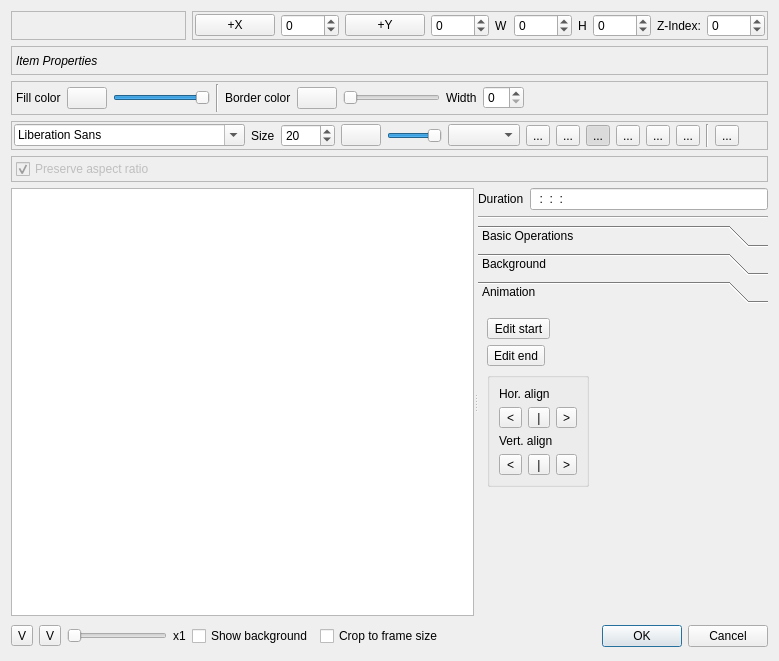
The window that src/widgets/titlewidget_ui.ui (KDE/kdenlive) describes before a commit, drawn with Qt 5.
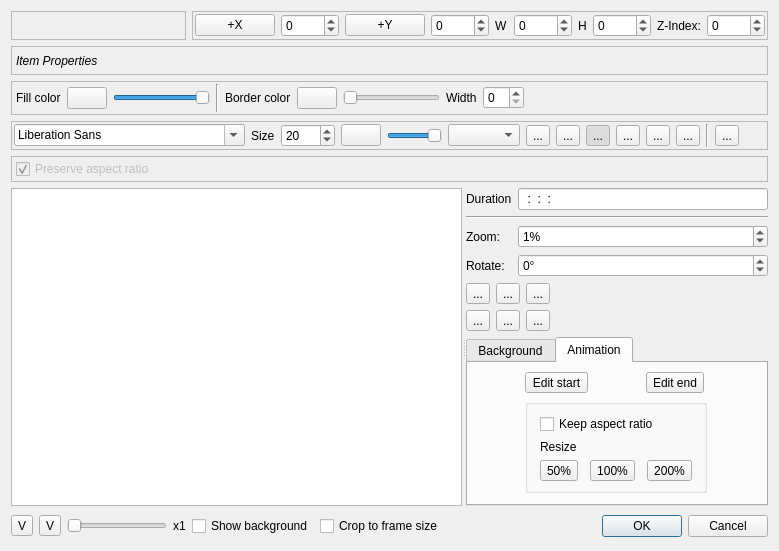
The same window after the commit. The open tabs and pages were chosen to show the change. Custom widgets are drawn as their Qt base class.

Commit message: Update title widget ui

```diff
--- a/src/widgets/titlewidget_ui.ui
+++ b/src/widgets/titlewidget_ui.ui
@@ -7,7 +7,7 @@
     <x>0</x>
     <y>0</y>
     <width>736</width>
-    <height>638</height>
+    <height>536</height>
    </rect>
   </property>
   <property name="sizePolicy">
@@ -19,7 +19,7 @@
   <property name="windowTitle">
    <string>Title Clip</string>
   </property>
-  <layout class="QGridLayout" name="gridLayout_7">
+  <layout class="QGridLayout" name="gridLayout_13">
    <item row="0" column="0" colspan="4">
     <widget class="QFrame" name="frame_toolbar">
      <property name="sizePolicy">
@@ -554,13 +554,13 @@
      </property>
      <widget class="QGraphicsView" name="graphicsView">
       <property name="sizePolicy">
-       <sizepolicy hsizetype="Expanding" vsizetype="Expanding">
+       <sizepolicy hsizetype="Expanding" vsizetype="Preferred">
         <horstretch>0</horstretch>
         <verstretch>0</verstretch>
        </sizepolicy>
       </property>
      </widget>
-     <widget class="QWidget" name="layoutWidget">
+     <widget class="QWidget" name="">
       <layout class="QGridLayout" name="gridLayout_2">
        <item row="0" column="0">
         <widget class="QLabel" name="label_3">
@@ -583,90 +583,18 @@
          </property>
         </widget>
        </item>
-       <item row="2" column="0" colspan="2">
-        <widget class="QToolBox" name="toolBox">
-         <property name="sizePolicy">
-          <sizepolicy hsizetype="Preferred" vsizetype="MinimumExpanding">
-           <horstretch>0</horstretch>
-           <verstretch>0</verstretch>
-          </sizepolicy>
-         </property>
-         <property name="currentIndex">
-          <number>2</number>
-         </property>
-         <widget class="QWidget" name="BasicOperations">
-          <property name="geometry">
-           <rect>
-            <x>0</x>
-            <y>0</y>
-            <width>347</width>
-            <height>238</height>
-           </rect>
-          </property>
-          <attribute name="label">
-           <string>Basic Operations</string>
-          </attribute>
-          <layout class="QGridLayout" name="gridLayout_3">
-           <item row="0" column="0" colspan="3">
-            <layout class="QHBoxLayout" name="horizontalLayout">
-             <item>
-              <widget class="QToolButton" name="itemhcenter">
-               <property name="text">
-                <string>...</string>
-               </property>
-              </widget>
-             </item>
-             <item>
-              <widget class="QToolButton" name="itemvcenter">
-               <property name="text">
-                <string>...</string>
-               </property>
-              </widget>
-             </item>
-             <item>
-              <spacer name="horizontalSpacer_4">
-               <property name="orientation">
-                <enum>Qt::Horizontal</enum>
-               </property>
-               <property name="sizeHint" stdset="0">
-                <size>
-                 <width>161</width>
-                 <height>26</height>
-                </size>
-               </property>
-              </spacer>
-             </item>
-            </layout>
-           </item>
-           <item row="3" column="0" colspan="3">
-            <spacer>
-             <property name="orientation">
-              <enum>Qt::Vertical</enum>
-             </property>
-             <property name="sizeHint" stdset="0">
-              <size>
-               <width>20</width>
-               <height>40</height>
-              </size>
-             </property>
-            </spacer>
-           </item>
-           <item row="1" column="0">
+       <item row="2" column="0">
             <widget class="QLabel" name="label_14">
              <property name="text">
               <string>Zoom:</string>
              </property>
             </widget>
            </item>
-           <item row="2" column="0">
-            <widget class="QLabel" name="label_15">
-             <property name="text">
-              <string>Rotate:</string>
-             </property>
-            </widget>
-           </item>
-           <item row="1" column="1">
+       <item row="2" column="1">
             <widget class="KIntSpinBox" name="itemzoom">
+         <property name="suffix">
+          <string>%</string>
+         </property>
              <property name="maximum">
               <number>100000</number>
              </property>
@@ -675,8 +603,18 @@
              </property>
             </widget>
            </item>
-           <item row="2" column="1">
+       <item row="3" column="0">
+        <widget class="QLabel" name="label_15">
+         <property name="text">
+          <string>Rotate:</string>
+         </property>
+        </widget>
+       </item>
+       <item row="3" column="1">
             <widget class="KIntSpinBox" name="itemrotate">
+         <property name="suffix">
+          <string>°</string>
+         </property>
              <property name="minimum">
               <number>-360</number>
              </property>
@@ -685,21 +623,52 @@
              </property>
             </widget>
            </item>
+       <item row="4" column="0" colspan="2">
+        <layout class="QGridLayout" name="gridLayout_3">
+         <item row="0" column="0">
+          <widget class="QToolButton" name="itemleft">
+           <property name="text">
+            <string>...</string>
+           </property>
+          </widget>
+         </item>
+         <item row="0" column="1">
+          <widget class="QToolButton" name="itemhcenter">
+           <property name="text">
+            <string>...</string>
+           </property>
+          </widget>
+         </item>
+         <item row="0" column="2">
+          <widget class="QToolButton" name="itemright">
+           <property name="text">
+            <string>...</string>
+           </property>
+          </widget>
+         </item>
+         <item row="1" column="0">
+          <widget class="QToolButton" name="itemtop">
+           <property name="text">
+            <string>...</string>
+           </property>
+          </widget>
+         </item>
+         <item row="1" column="1">
+          <widget class="QToolButton" name="itemvcenter">
+           <property name="text">
+            <string>...</string>
+           </property>
+          </widget>
+         </item>
            <item row="1" column="2">
-            <spacer>
-             <property name="orientation">
-              <enum>Qt::Horizontal</enum>
-             </property>
-             <property name="sizeHint" stdset="0">
-              <size>
-               <width>40</width>
-               <height>20</height>
-              </size>
-             </property>
-            </spacer>
-           </item>
-           <item row="2" column="2">
-            <spacer>
+          <widget class="QToolButton" name="itembottom">
+           <property name="text">
+            <string>...</string>
+           </property>
+          </widget>
+         </item>
+         <item row="0" column="3">
+          <spacer name="horizontalSpacer_4">
              <property name="orientation">
               <enum>Qt::Horizontal</enum>
              </property>
@@ -712,26 +681,24 @@
             </spacer>
            </item>
           </layout>
-         </widget>
-         <widget class="QWidget" name="Background">
-          <property name="geometry">
-           <rect>
-            <x>0</x>
-            <y>0</y>
-            <width>347</width>
-            <height>238</height>
-           </rect>
-          </property>
-          <attribute name="label">
+       </item>
+       <item row="5" column="0" colspan="2">
+        <widget class="QTabWidget" name="tabWidget">
+         <property name="tabPosition">
+          <enum>QTabWidget::North</enum>
+         </property>
+         <property name="currentIndex">
+          <number>0</number>
+         </property>
+         <property name="elideMode">
+          <enum>Qt::ElideNone</enum>
+         </property>
+         <widget class="QWidget" name="tab_2">
+          <attribute name="title">
            <string>Background</string>
           </attribute>
-          <layout class="QGridLayout">
-           <item row="0" column="0">
-            <layout class="QGridLayout">
-             <item row="0" column="0">
-              <widget class="KColorButton" name="kcolorbutton"/>
-             </item>
-             <item row="1" column="0">
+          <layout class="QGridLayout" name="gridLayout_7">
+           <item row="3" column="0">
               <widget class="QSlider" name="horizontalSlider">
                <property name="maximum">
                 <number>255</number>
@@ -742,35 +709,25 @@
               </widget>
              </item>
              <item row="2" column="0">
-              <spacer>
+            <widget class="KColorButton" name="kcolorbutton"/>
+           </item>
+           <item row="4" column="0">
+            <spacer name="verticalSpacer_3">
                <property name="orientation">
                 <enum>Qt::Vertical</enum>
                </property>
-               <property name="sizeType">
-                <enum>QSizePolicy::Expanding</enum>
-               </property>
                <property name="sizeHint" stdset="0">
                 <size>
                  <width>20</width>
-                 <height>400</height>
+               <height>40</height>
                 </size>
                </property>
               </spacer>
              </item>
             </layout>
-           </item>
-          </layout>
          </widget>
-         <widget class="QWidget" name="Seite">
-          <property name="geometry">
-           <rect>
-            <x>0</x>
-            <y>0</y>
-            <width>347</width>
-            <height>238</height>
-           </rect>
-          </property>
-          <attribute name="label">
+         <widget class="QWidget" name="tab">
+          <attribute name="title">
            <string>Animation</string>
           </attribute>
           <layout class="QGridLayout" name="gridLayout_9">
@@ -784,7 +741,7 @@
              </property>
             </widget>
            </item>
-           <item row="1" column="0">
+           <item row="0" column="1">
             <widget class="QToolButton" name="anim_end">
              <property name="text">
               <string>Edit end</string>
@@ -794,141 +751,68 @@
              </property>
             </widget>
            </item>
-           <item row="2" column="0">
+           <item row="1" column="0" colspan="2">
             <widget class="QGroupBox" name="align_box">
              <property name="title">
               <string/>
              </property>
              <layout class="QGridLayout" name="gridLayout_8">
-              <item row="0" column="0" colspan="2">
-               <widget class="QLabel" name="label_5">
-                <property name="sizePolicy">
-                 <sizepolicy hsizetype="Maximum" vsizetype="Preferred">
-                  <horstretch>0</horstretch>
-                  <verstretch>0</verstretch>
-                 </sizepolicy>
-                </property>
-                <property name="text">
-                 <string>Hor. align</string>
-                </property>
-               </widget>
-              </item>
+              <property name="leftMargin">
+               <number>0</number>
+              </property>
+              <property name="rightMargin">
+               <number>0</number>
+              </property>
+              <property name="horizontalSpacing">
+               <number>0</number>
+              </property>
               <item row="1" column="0">
-               <widget class="QToolButton" name="left_align">
-                <property name="sizePolicy">
-                 <sizepolicy hsizetype="Preferred" vsizetype="Fixed">
-                  <horstretch>0</horstretch>
-                  <verstretch>0</verstretch>
-                 </sizepolicy>
-                </property>
+               <widget class="QLabel" name="label_7">
                 <property name="text">
-                 <string>&lt;</string>
+                 <string>Resize</string>
                 </property>
                </widget>
               </item>
-              <item row="1" column="1">
-               <widget class="QToolButton" name="hcenter_align">
-                <property name="sizePolicy">
-                 <sizepolicy hsizetype="Preferred" vsizetype="Fixed">
-                  <horstretch>0</horstretch>
-                  <verstretch>0</verstretch>
-                 </sizepolicy>
-                </property>
+              <item row="2" column="0">
+               <widget class="QToolButton" name="resize50">
                 <property name="text">
-                 <string>|</string>
+                 <string>50%</string>
                 </property>
                </widget>
               </item>
-              <item row="1" column="2">
-               <widget class="QToolButton" name="right_align">
-                <property name="sizePolicy">
-                 <sizepolicy hsizetype="Preferred" vsizetype="Fixed">
-                  <horstretch>0</horstretch>
-                  <verstretch>0</verstretch>
-                 </sizepolicy>
-                </property>
+              <item row="2" column="1">
+               <widget class="QToolButton" name="resize100">
                 <property name="text">
-                 <string>&gt;</string>
+                 <string>100%</string>
                 </property>
                </widget>
               </item>
-              <item row="2" column="0" colspan="3">
-               <widget class="QLabel" name="label_6">
-                <property name="sizePolicy">
-                 <sizepolicy hsizetype="Maximum" vsizetype="Preferred">
-                  <horstretch>0</horstretch>
-                  <verstretch>0</verstretch>
-                 </sizepolicy>
-                </property>
+              <item row="2" column="2">
+               <widget class="QToolButton" name="resize200">
                 <property name="text">
-                 <string>Vert. align</string>
+                 <string>200%</string>
                 </property>
                </widget>
               </item>
-              <item row="3" column="0">
-               <widget class="QToolButton" name="top_align">
-                <property name="sizePolicy">
-                 <sizepolicy hsizetype="Preferred" vsizetype="Fixed">
-                  <horstretch>0</horstretch>
-                  <verstretch>0</verstretch>
-                 </sizepolicy>
-                </property>
+              <item row="0" column="0" colspan="3">
+               <widget class="QCheckBox" name="keep_aspect">
                 <property name="text">
-                 <string>&lt;</string>
-                </property>
-               </widget>
-              </item>
-              <item row="3" column="1">
-               <widget class="QToolButton" name="vcenter_align">
-                <property name="sizePolicy">
-                 <sizepolicy hsizetype="Preferred" vsizetype="Fixed">
-                  <horstretch>0</horstretch>
-                  <verstretch>0</verstretch>
-                 </sizepolicy>
-                </property>
-                <property name="text">
-                 <string>|</string>
-                </property>
-               </widget>
-              </item>
-              <item row="3" column="2">
-               <widget class="QToolButton" name="bottom_align">
-                <property name="sizePolicy">
-                 <sizepolicy hsizetype="Preferred" vsizetype="Fixed">
-                  <horstretch>0</horstretch>
-                  <verstretch>0</verstretch>
-                 </sizepolicy>
-                </property>
-                <property name="text">
-                 <string>&gt;</string>
+                 <string>Keep aspect ratio</string>
                 </property>
                </widget>
               </item>
              </layout>
             </widget>
            </item>
-           <item row="3" column="0">
-            <spacer>
+           <item row="2" column="0">
+            <spacer name="verticalSpacer">
              <property name="orientation">
               <enum>Qt::Vertical</enum>
              </property>
              <property name="sizeHint" stdset="0">
               <size>
-               <width>81</width>
-               <height>120</height>
-              </size>
-             </property>
-            </spacer>
-           </item>
-           <item row="2" column="1">
-            <spacer name="horizontalSpacer_7">
-             <property name="orientation">
-              <enum>Qt::Horizontal</enum>
-             </property>
-             <property name="sizeHint" stdset="0">
-              <size>
-               <width>40</width>
-               <height>20</height>
+               <width>20</width>
+               <height>17</height>
               </size>
              </property>
             </spacer>
```
Lines whose indentation alone changed are shown as unchanged. The commit also changes 4 other files.
